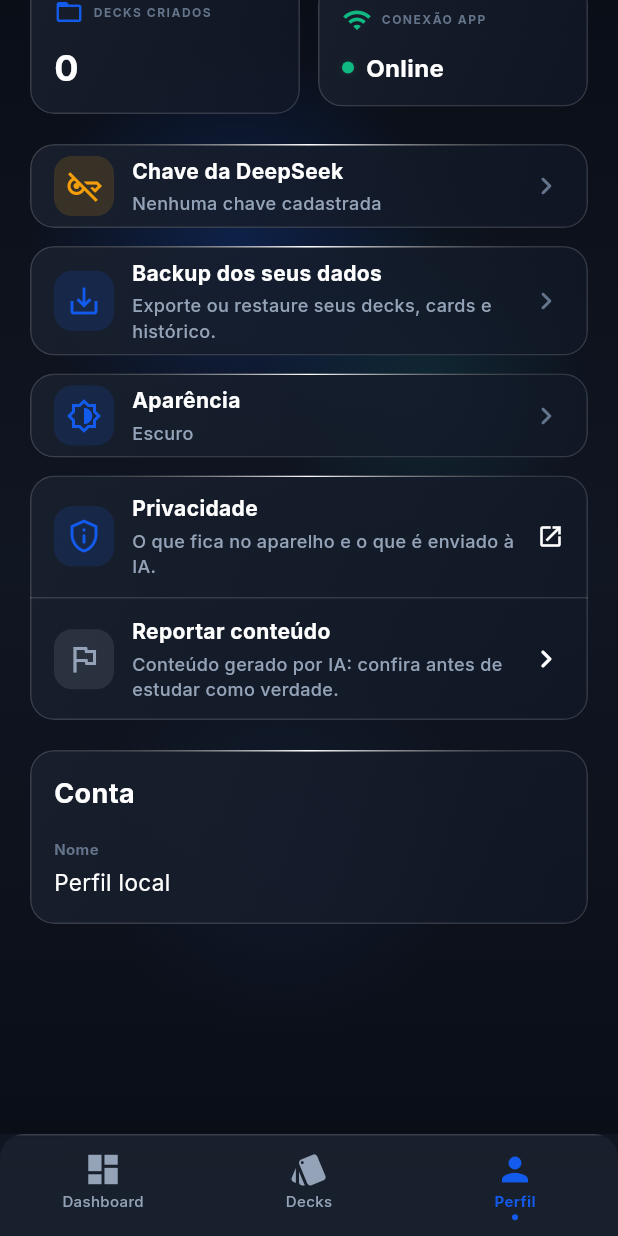
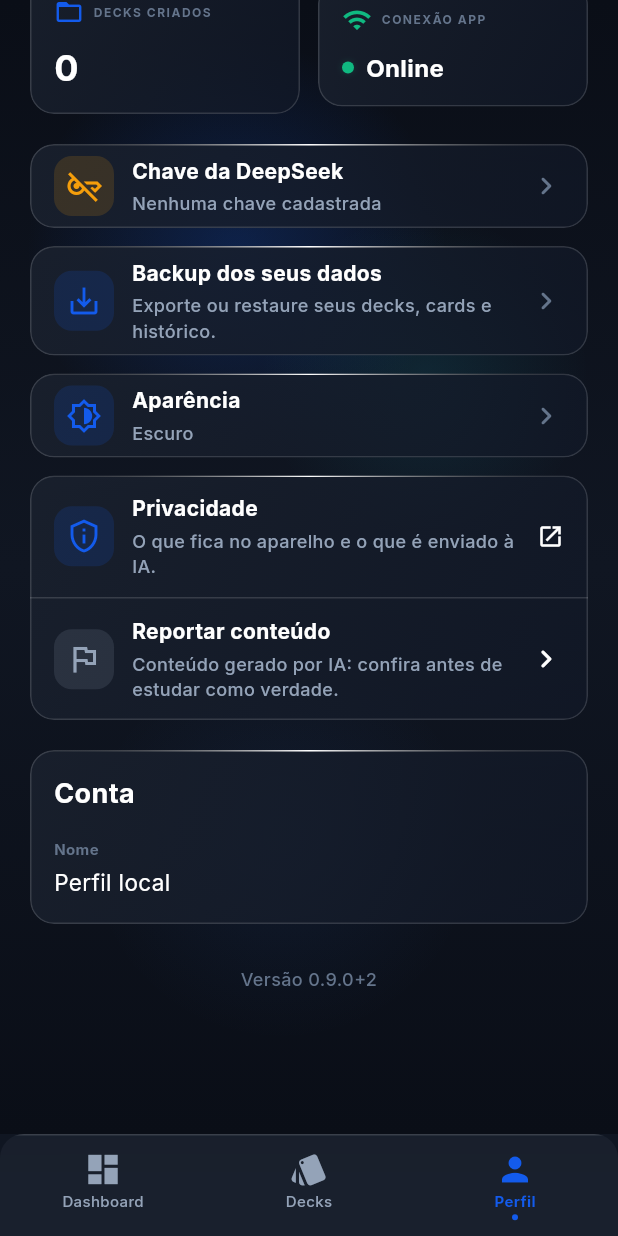
Before and after one commit to matheusz-nied/Memora, a Flutter app: the HomeScreen screen opened by its route, item 3 of the bottom bar chosen, scrolled down 178 dp, on a phone screen of 412 x 824 dp. Run offline on Flutter 3.47's test engine with Material 3 defaults, Android fonts, the phone set to English and light mode, and no system bars; our stand-ins replace connectivity_plus, drift, drift_flutter, file_picker, flutter_markdown, flutter_riverpod and 5 more; missing offline and left inert: fsrs, pdfx; accounts and stored records are empty; generated files the repository leaves out were written again.

Commit message:
feat(profile): exibir versão do app no fim do perfil
Lê version+buildNumber via package_info_plus, então acompanha o version: do pubspec.yaml sem edição manual. Inclui package_info_plus nas dependências.

```diff
--- a/lib/features/decks/widgets/home/profile_tab.dart
+++ b/lib/features/decks/widgets/home/profile_tab.dart
@@ -16,6 +16,7 @@ import '../../../backup/backup_text.dart';
 import '../../../legal/legal_links.dart';
 import '../../../legal/legal_text.dart';
 import '../../../profile/profile_text.dart';
+import '../../../profile/widgets/app_version_footer.dart';
 import '../../../profile/widgets/appearance_tile.dart';
 import '../../../settings/api_key_text.dart';
 import '../../deck_repository.dart';
@@ -148,6 +149,10 @@ class ProfileTab extends ConsumerWidget {
 
                   // Detailed account parameters card
                   _ProfileDetailsCard(isDark: isDark, displayName: displayName),
+                  const SizedBox(height: AppDimensions.xl),
+
+                  // Versão instalada (version+buildNumber do pubspec).
+                  const AppVersionFooter(),
                   // Não há de onde sair nem conta a excluir: os dados vão
                   // embora com o app, pelo próprio sistema.
                   const SizedBox(height: 120), // Spacing for navigation bar
--- a/lib/features/profile/profile_text.dart
+++ b/lib/features/profile/profile_text.dart
@@ -16,4 +16,9 @@ class ProfileText {
   /// Substitui o e-mail no cabeçalho: sem conta, o que define o perfil é o
   /// aparelho em que ele mora.
   static const String onThisDevice = 'Tudo guardado neste aparelho';
+
+  /// Rodapé com a versão instalada. Lido via `package_info_plus`, então
+  /// acompanha o `version:` do `pubspec.yaml` sem edição manual.
+  static String version(String version, String buildNumber) =>
+      'Versão $version+$buildNumber';
 }
--- /dev/null
+++ b/lib/features/profile/widgets/app_version_footer.dart
@@ -0,0 +1,43 @@
+import 'package:flutter/material.dart';
+import 'package:flutter_riverpod/flutter_riverpod.dart';
+import 'package:package_info_plus/package_info_plus.dart';
+
+import '../../../core/theme/app_colors.dart';
+import '../../../core/theme/app_dimensions.dart';
+import '../../../core/theme/app_typography.dart';
+import '../profile_text.dart';
+
+final appVersionProvider = FutureProvider<PackageInfo>((ref) async {
+  return PackageInfo.fromPlatform();
+});
+
+/// Rodapé do perfil com a versão instalada (`version+buildNumber`).
+///
+/// Lê via `package_info_plus`, então acompanha o `version:` do
+/// `pubspec.yaml` sem edição manual. Não mostra nada enquanto carrega ou se
+/// falhar: é informação auxiliar e não pode quebrar o perfil.
+class AppVersionFooter extends ConsumerWidget {
+  const AppVersionFooter({super.key});
+
+  @override
+  Widget build(BuildContext context, WidgetRef ref) {
+    final versionAsync = ref.watch(appVersionProvider);
+    final isDark = Theme.of(context).brightness == Brightness.dark;
+
+    return versionAsync.maybeWhen(
+      data: (info) => Padding(
+        padding: const EdgeInsets.symmetric(vertical: AppDimensions.sm),
+        child: Text(
+          ProfileText.version(info.version, info.buildNumber),
+          textAlign: TextAlign.center,
+          style: AppTypography.bodySmall.copyWith(
+            color: isDark
+                ? AppColors.textTertDark
+                : AppColors.textTertiary,
+          ),
+        ),
+      ),
+      orElse: () => const SizedBox.shrink(),
+    );
+  }
+}
--- a/pubspec.yaml
+++ b/pubspec.yaml
@@ -16,7 +16,7 @@ publish_to: 'none' # Remove this line if you wish to publish to pub.dev
 # https://developer.apple.com/library/archive/documentation/General/Reference/InfoPlistKeyReference/Articles/CoreFoundationKeys.html
 # In Windows, build-name is used as the major, minor, and patch parts
 # of the product and file versions while build-number is used as the build suffix.
-version: 1.0.0+1
+version: 0.9.0+2
 
 environment:
   sdk: ^3.8.1
@@ -59,6 +59,7 @@ dependencies:
   # nativo e a implementação Dart conforme a plataforma.
   archive: ^4.0.9
   url_launcher: ^6.3.2
+  package_info_plus: ^9.0.1
 
 dev_dependencies:
   flutter_test:
```
Also changed, not shown: pubspec.lock.
